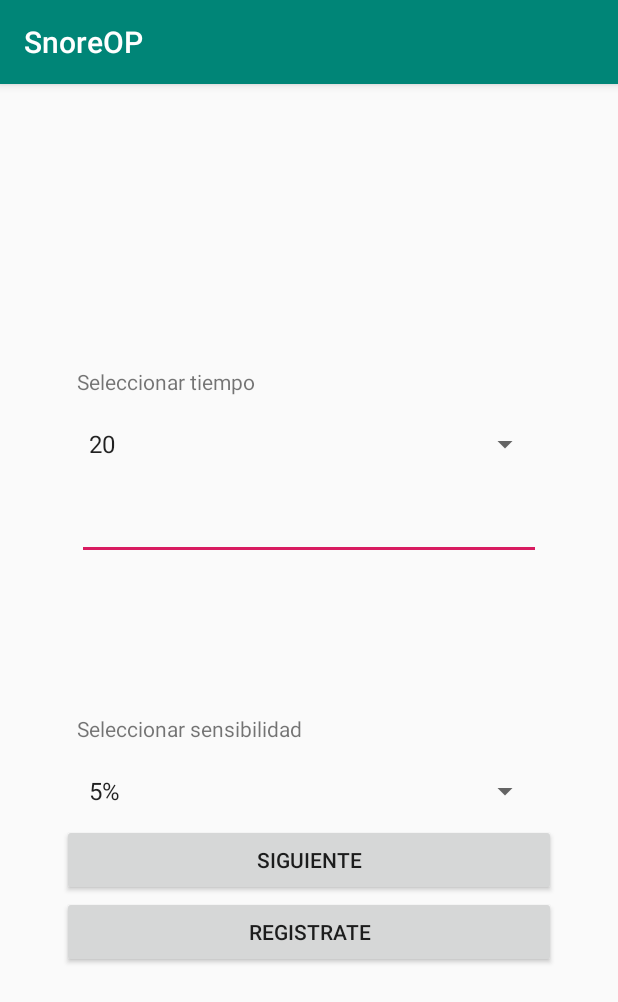
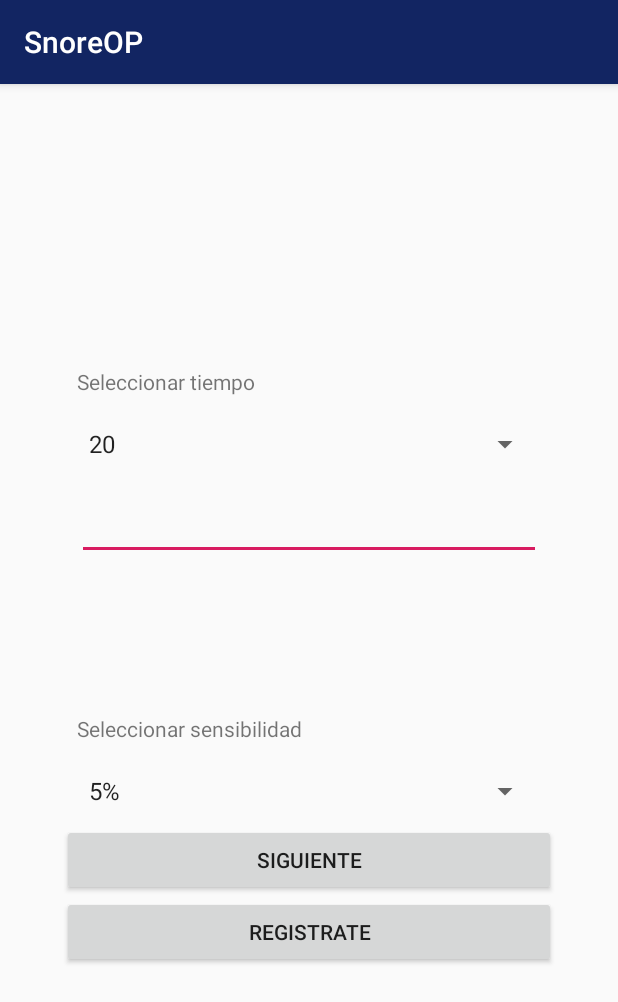
Before and after one commit to n1m0d0/opronquido, an Android app: the screen it shows after launch (configuracion), on a phone screen of 412 x 824 dp. Shown: the top 1002 px of the screen. Run offline under Robolectric (Android 15) with nearby library versions, the phone set to English and light mode, and no system bars.

Commit message:
mejora grafica

```diff
--- a/app/src/main/res/values/colors.xml
+++ b/app/src/main/res/values/colors.xml
@@ -1,7 +1,12 @@
 <?xml version="1.0" encoding="utf-8"?>
 <resources>
-    <color name="colorPrimary">#008577</color>
-    <color name="colorPrimaryDark">#00574B</color>
+    <color name="colorPrimary">#122562</color>
+    <color name="colorPrimaryDark">#0e294b</color>
     <color name="colorAccent">#D81B60</color>
     <color name="colorTitle">#000000</color>
+
+
+    <color name="ColorBody">#102c54</color>
+    <color name="ColorBorder">#ffffff</color>
+    <color name="ColorText">#ffffff</color>
 </resources>
```
